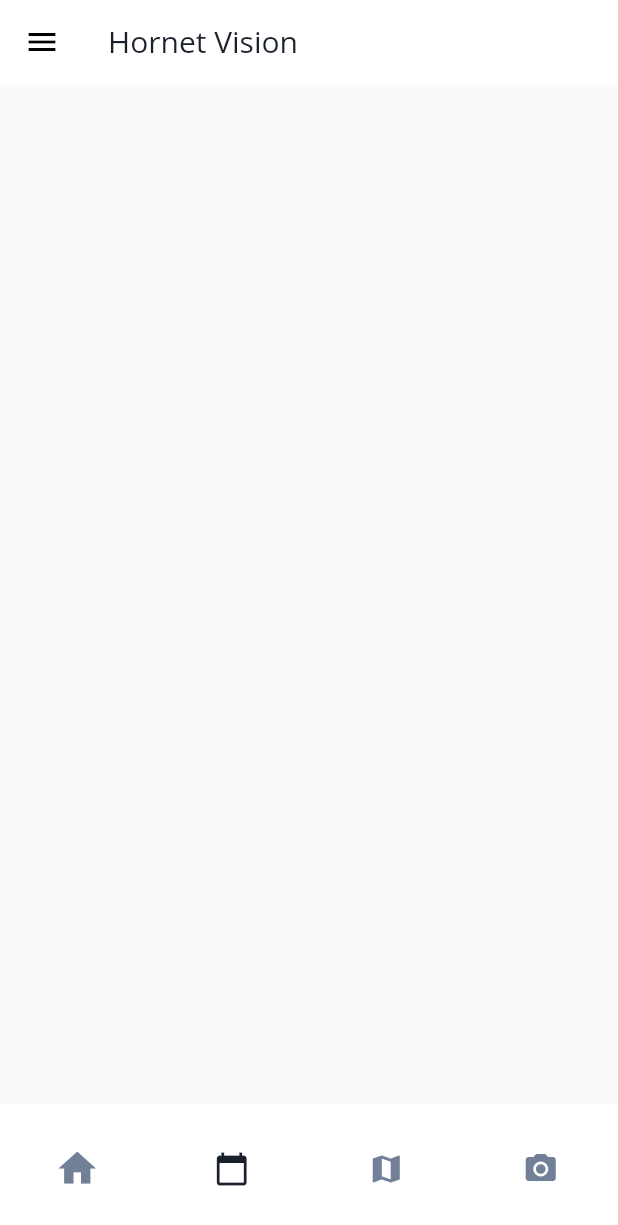
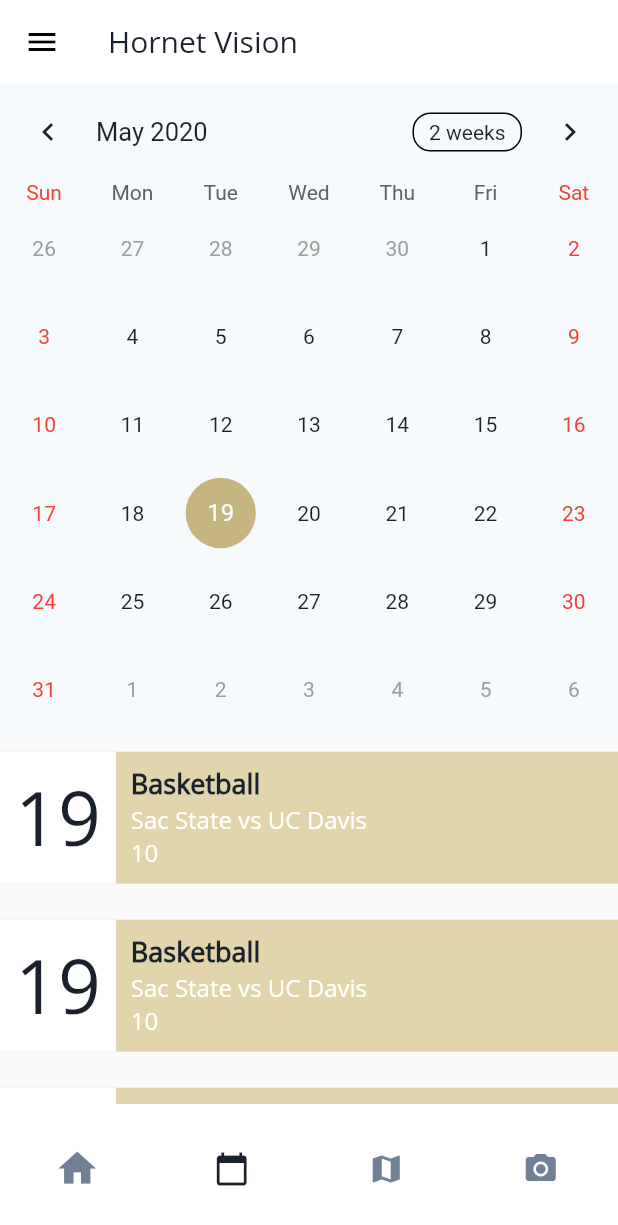
Before and after one commit to LouisPham23/hornet-vision-flutter, a Flutter app: the screen it shows after launch, item 2 of the bottom bar chosen, on a phone screen of 412 x 824 dp. Shown: the top 1225 px of the screen. Run offline on Flutter 3.47's test engine with Material 2 defaults, Android fonts, the phone set to English and light mode, and no system bars; drawn by our look-alikes of table_calendar.

Commit message:
added calendar page

```diff
--- a/lib/pages/calendar.dart
+++ b/lib/pages/calendar.dart
@@ -1,8 +1,72 @@
 import 'package:flutter/material.dart';
+import 'package:table_calendar/table_calendar.dart';
+import '../services/contants.dart';
+import '../services/item.dart';
 
-class Calendar extends StatelessWidget {
+class Calendar extends StatefulWidget {
+  @override
+  _CalendarState createState() => _CalendarState();
+}
+
+class _CalendarState extends State<Calendar> {
+  CalendarController _calendarController;
+
+  @override
+  void initState() {
+    super.initState();
+    _calendarController = CalendarController();
+  }
+
+  List<Item> items = [
+    Item(
+      dateTime: DateTime.now(),
+      title: "Basketball",
+      location: "Sac State vs UC Davis",
+    ),
+    Item(
+      dateTime: DateTime.now(),
+      title: "Basketball",
+      location: "Sac State vs UC Davis",
+    ),
+    Item(
+      dateTime: DateTime.now(),
+      title: "Basketball",
+      location: "Sac State vs UC Davis",
+    ),
+    Item(
+      dateTime: DateTime.now(),
+      title: "Basketball",
+      location: "Sac State vs UC Davis",
+    )
+  ];
+
   @override
   Widget build(BuildContext context) {
-    return Container();
+    return SingleChildScrollView(
+      child: Container(
+        child: Column(
+          children: <Widget>[
+            Container(
+              color: gray100,
+              child: TableCalendar(
+                initialCalendarFormat: CalendarFormat.month,
+                calendarController: _calendarController,
+                calendarStyle: CalendarStyle(
+                  todayColor: secondaryGreen,
+                  selectedColor: primaryGold,
+                  todayStyle: TextStyle(
+                    fontWeight: FontWeight.bold,
+                    color: Colors.white,
+                  ),
+                ),
+              ),
+            ),
+            Column(
+              children: items.toList(),
+            ),
+          ],
+        ),
+      ),
+    );
   }
 }
--- a/lib/services/contants.dart
+++ b/lib/services/contants.dart
@@ -45,5 +45,23 @@ final kCardLocation = TextStyle(
 final kCardTime = TextStyle(
   color: gray600,
   fontFamily: 'OpenSans',
-  fontSize: 14.0,
+  fontSize: 16.0,
 );
+
+final kListItemDay = TextStyle(
+  color: gray900,
+  fontSize: 50,
+  fontFamily: 'OpenSans',
+);
+
+final kListItemLocation = TextStyle(
+  color: Colors.white,
+  fontSize: 16,
+  fontFamily: 'OpenSans',
+);
+final kListItemTitle = TextStyle(
+  color: gray900,
+  fontSize: 18,
+  fontFamily: 'OpenSans',
+  fontWeight: FontWeight.bold,
+);
--- /dev/null
+++ b/lib/services/item.dart
@@ -0,0 +1,51 @@
+import 'package:flutter/material.dart';
+import 'contants.dart';
+
+class Item extends StatelessWidget {
+  final String title;
+  final DateTime dateTime;
+  final String location;
+
+  Item({this.dateTime, this.location, this.title});
+
+  @override
+  Widget build(BuildContext context) {
+    return Container(
+      margin: EdgeInsets.symmetric(vertical: 12),
+      width: double.infinity,
+      color: secondaryGold,
+      child: Row(
+        children: <Widget>[
+          Container(
+            color: Colors.white,
+            padding: EdgeInsets.all(10),
+            child: Text(
+              dateTime.day.toString(),
+              style: kListItemDay,
+            ),
+          ),
+          Container(
+            padding: EdgeInsets.only(left: 10),
+            child: Column(
+              crossAxisAlignment: CrossAxisAlignment.start,
+              children: <Widget>[
+                Text(
+                  title,
+                  style: kListItemTitle,
+                ),
+                Text(
+                  location,
+                  style: kListItemLocation,
+                ),
+                Text(
+                  dateTime.hour.toString(),
+                  style: kListItemLocation,
+                ),
+              ],
+            ),
+          ),
+        ],
+      ),
+    );
+  }
+}
--- a/pubspec.yaml
+++ b/pubspec.yaml
@@ -27,6 +27,7 @@ dependencies:
   # The following adds the Cupertino Icons font to your application.
   # Use with the CupertinoIcons class for iOS style icons.
   cupertino_icons: ^0.1.3
+  table_calendar: ^2.2.3
 
 dev_dependencies:
   flutter_test:
```
Also changed, not shown: pubspec.lock.
